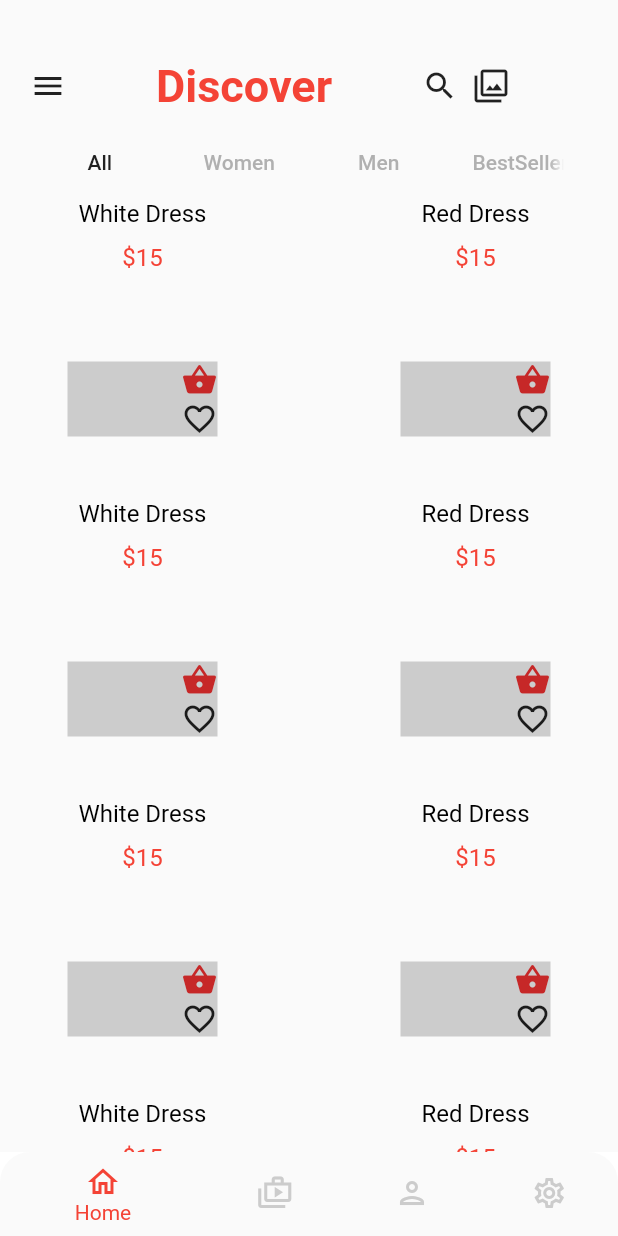
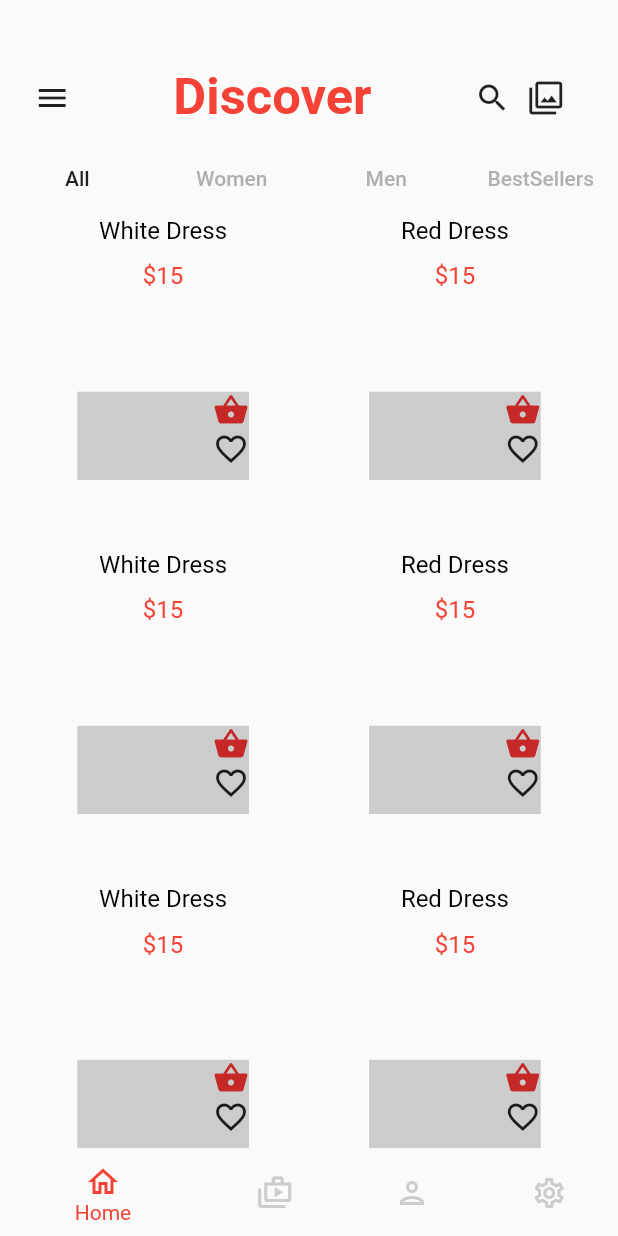
Before and after one commit to thejosh1/exercise, a Flutter app: the MainPage screen opened directly, on a phone screen of 412 x 824 dp. Run offline on Flutter 3.47's test engine with Material 2 defaults, Android fonts, the phone set to English and light mode, and no system bars; our stand-ins replace equatable.

Commit message:
made the app dynamic

```diff
--- a/lib/main.dart
+++ b/lib/main.dart
@@ -1,3 +1,5 @@
+import 'package:exercise/pages/drag_animations.dart';
+import 'package:exercise/pages/home_page.dart';
 import 'package:exercise/pages/main_page.dart';
 import 'package:exercise/pages/product_after_page.dart';
 import 'package:exercise/pages/product_before_page.dart';
@@ -26,7 +28,7 @@ class MyApp extends StatelessWidget {
       ),
       home: Scaffold(
           extendBody: true,
-          body: ProductBeforePage()
+          body:DragAnimations()
       ),
     );
   }
--- a/lib/pages/drag_animations.dart
+++ b/lib/pages/drag_animations.dart
@@ -17,7 +17,7 @@ class _DragAnimationsState extends State<DragAnimations> {
         body: Column(
             children: [
               Container(
-          margin: const EdgeInsets.only(
+          margin:  EdgeInsets.only(
             left: 20,
             top: 30,
           ),
--- a/lib/pages/home_page.dart
+++ b/lib/pages/home_page.dart
@@ -18,30 +18,30 @@ class _HomePageState extends State<HomePage> with TickerProviderStateMixin {
       body: Column(
         children: [
           Container(
-            margin: const EdgeInsets.only(left:20, top:40, right:30),
-            //height: double.maxFinite,
-            //width: double.maxFinite,
+            margin: EdgeInsets.only(
+              left:MediaQuery.of(context).size.width/18,
+              top: MediaQuery.of(context).size.height/18.3,
+              right:MediaQuery.of(context).size.width/36),
             child: Row(
               children: [
                 const Icon(Icons.menu),
                 Container(
-                  margin: const EdgeInsets.only(left: 60, right: 60),
-                  child: AppLargeText(text: 'Discover', size: 30, color: Colors.red,),
+                  margin: EdgeInsets.only(left: MediaQuery.of(context).size.width/6, right: MediaQuery.of(context).size.width/6),
+                  child: AppLargeText(text: 'Discover', size: MediaQuery.of(context).size.height/24.4, color: Colors.red,),
                 ),
                 Row(
                   mainAxisAlignment: MainAxisAlignment.spaceBetween,
-                  children: const [
-                    Icon(Icons.search_outlined),
-                    SizedBox(width: 10,),
-                    Icon(Icons.filter)
+                  children: [
+                    const Icon(Icons.search_outlined),
+                    SizedBox(width: MediaQuery.of(context).size.width/36,),
+                    const Icon(Icons.filter)
                   ]
                 )
               ],
             )
           ),
-          const SizedBox(height: 10,),
+          SizedBox(height: MediaQuery.of(context).size.height/73,),
           Container(
-            margin: const EdgeInsets.only(left: 20, right: 20),
             child: TabBar(
               controller: _tabController,
               labelColor: Colors.black87,
@@ -57,15 +57,13 @@ class _HomePageState extends State<HomePage> with TickerProviderStateMixin {
           ),
           Expanded(
             child: Container(
-              padding: const EdgeInsets.only(left: 20, right: 20),
-              //height: 300,
-              //width: double.maxFinite,
+              padding: EdgeInsets.only(left: MediaQuery.of(context).size.width/18, right: MediaQuery.of(context).size.width/18),
               child: TabBarView(
                 controller: _tabController,
                 children: [
                   SizedBox(
-                    height:200,
-                    width: 200,
+                    height:MediaQuery.of(context).size.height/3.7,
+                    width: MediaQuery.of(context).size.width/1.8,
                     child: ListView.builder(
                         itemCount: 4,
                         scrollDirection: Axis.vertical,
@@ -74,23 +72,23 @@ class _HomePageState extends State<HomePage> with TickerProviderStateMixin {
                             mainAxisAlignment: MainAxisAlignment.spaceBetween,
                             children: [
                               SizedBox(
-                                width: 150,
-                                height: 200,
+                                width: MediaQuery.of(context).size.width/2.4,
+                                height: MediaQuery.of(context).size.height/3.7,
                                 child: Column(
                                   children: [
                                     AppText(text: "White Dress"),
-                                    const SizedBox(height: 10,),
+                                    SizedBox(height: MediaQuery.of(context).size.height/73,),
                                     AppText(text: "\$15", color: Colors.red,),
-                                    const SizedBox(height: 60,),
+                                    SizedBox(height: MediaQuery.of(context).size.height/12.2,),
                                     Container(
-                                      height: 50,
-                                      width: 100,
+                                      height: MediaQuery.of(context).size.height/14,
+                                      width: MediaQuery.of(context).size.width/3.6,
                                       color: Colors.grey.withOpacity(0.5),
                                       child: Column(
                                         crossAxisAlignment: CrossAxisAlignment.end,
                                         children: [
                                           Icon(Icons.shopping_basket, color: Colors.red[800],),
-                                          const SizedBox(height: 2,),
+                                          SizedBox(height: MediaQuery.of(context).size.height/367,),
                                           const Icon(Icons.favorite_outline)
                                         ],
                                       ),
@@ -99,23 +97,23 @@ class _HomePageState extends State<HomePage> with TickerProviderStateMixin {
                                 ),
                               ),
                               Container(
-                                width: 150,
-                                height: 200,
+                                width: MediaQuery.of(context).size.width/2.4,
+                                height: MediaQuery.of(context).size.height/3.7,
                                 child: Column(
                                   children: [
                                     AppText(text: "Red Dress"),
-                                    const SizedBox(height: 10,),
+                                    SizedBox(height: MediaQuery.of(context).size.height/73,),
                                     AppText(text: "\$15", color: Colors.red,),
-                                    const SizedBox(height: 60,),
+                                    SizedBox(height: MediaQuery.of(context).size.height/12.2),
                                     Container(
-                                      height: 50,
-                                      width: 100,
+                                      height: MediaQuery.of(context).size.height/14,
+                                      width: MediaQuery.of(context).size.width/3.6,
                                       color: Colors.grey.withOpacity(0.5),
                                       child: Column(
                                         crossAxisAlignment: CrossAxisAlignment.end,
                                         children: [
                                           Icon(Icons.shopping_basket, color: Colors.red[800],),
-                                          const SizedBox(height: 2,),
+                                          SizedBox(height: MediaQuery.of(context).size.height/367,),
                                           const Icon(Icons.favorite_outline)
                                         ],
                                       ),
--- a/lib/pages/main_page.dart
+++ b/lib/pages/main_page.dart
@@ -32,14 +32,12 @@ class _MainPageState extends State<MainPage> {
     return Scaffold(
       body: pages[currentIndex],
       backgroundColor: const Color(0x00ffffff),
-      bottomNavigationBar: ClipRRect(
+      bottomNavigationBar: Container(
+        decoration: BoxDecoration(
            borderRadius: BorderRadius.only(
-            topLeft: Radius.circular(20),
-            topRight: Radius.circular(20)
+            topLeft: Radius.circular(MediaQuery.of(context).size.height/36.65),
+            topRight: Radius.circular(MediaQuery.of(context).size.height/36.65)
           ),
-        child: Container(
-          decoration: const BoxDecoration(
-              //border: Border(top: BorderSide(color: Colors.red))
         ),
         child: BottomNavigationBar(
           onTap: OnTap,
@@ -57,7 +55,6 @@ class _MainPageState extends State<MainPage> {
           ],
         ),
       ),
-      ),
     );
   }
 }
```
Also changed, not shown: lib/pages/menu_page.dart (deleted, +0 -29 lines), lib/pages/product_before_page.dart (+15 -8 lines), lib/widgets/responsive_circle.dart (deleted, +0 -22 lines). Lines whose indentation alone changed are shown as unchanged.
